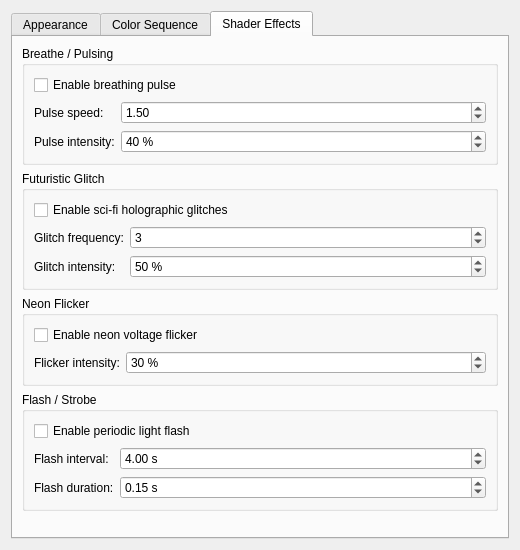
Qt form activewindowoutline_config.ui (gmalinowski/LeapK) before a commit.
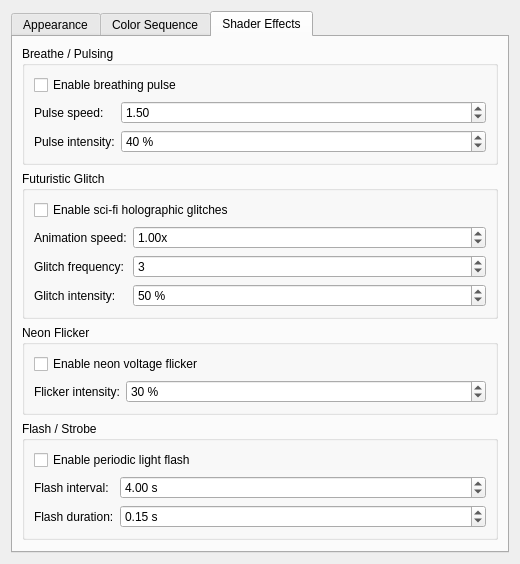
The same form after that commit. The open tabs and pages were chosen to show the change. Custom widgets are drawn as their Qt base class.

Commit message: feat(glitch): add speed control, separate anomaly frequency, and refine subtle displacement

Diff of the .ui file:
```diff
--- a/activewindowoutline_config.ui
+++ b/activewindowoutline_config.ui
@@ -528,13 +528,39 @@
            </widget>
           </item>
           <item row="1" column="0">
+           <widget class="QLabel" name="label_glitchSpeed">
+            <property name="text">
+             <string>Animation speed:</string>
+            </property>
+           </widget>
+          </item>
+          <item row="1" column="1">
+           <widget class="QDoubleSpinBox" name="kcfg_GlitchSpeed">
+            <property name="minimum">
+             <double>0.1</double>
+            </property>
+            <property name="maximum">
+             <double>5.0</double>
+            </property>
+            <property name="singleStep">
+             <double>0.2</double>
+            </property>
+            <property name="value">
+             <double>1.0</double>
+            </property>
+            <property name="suffix">
+             <string>x</string>
+            </property>
+           </widget>
+          </item>
+          <item row="2" column="0">
            <widget class="QLabel" name="label_glitchFrequency">
             <property name="text">
              <string>Glitch frequency:</string>
             </property>
            </widget>
           </item>
-          <item row="1" column="1">
+          <item row="2" column="1">
            <widget class="QSpinBox" name="kcfg_GlitchFrequency">
             <property name="minimum">
              <number>1</number>
@@ -547,14 +573,14 @@
             </property>
            </widget>
           </item>
-          <item row="2" column="0">
+          <item row="3" column="0">
            <widget class="QLabel" name="label_glitchIntensity">
             <property name="text">
              <string>Glitch intensity:</string>
             </property>
            </widget>
           </item>
-          <item row="2" column="1">
+          <item row="3" column="1">
            <widget class="QSpinBox" name="kcfg_GlitchIntensity">
             <property name="minimum">
              <number>10</number>
```
The commit also changes 8 other files.
